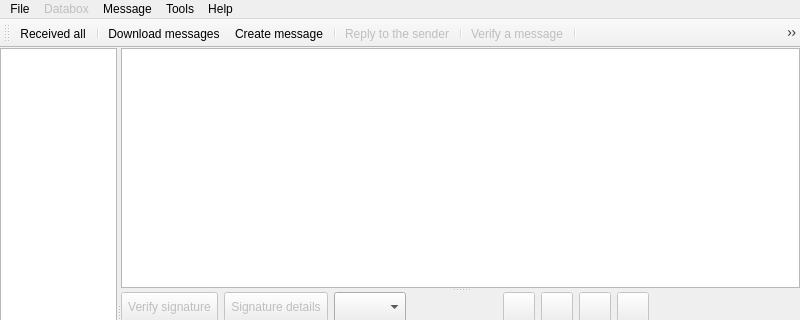
Above: src/gui/ui/datovka.ui from psakar/datovka before the change; both pictures show x 0 to 800 and y 0 to 320 of the 800 by 600 pixel window. Below: the same form after it.
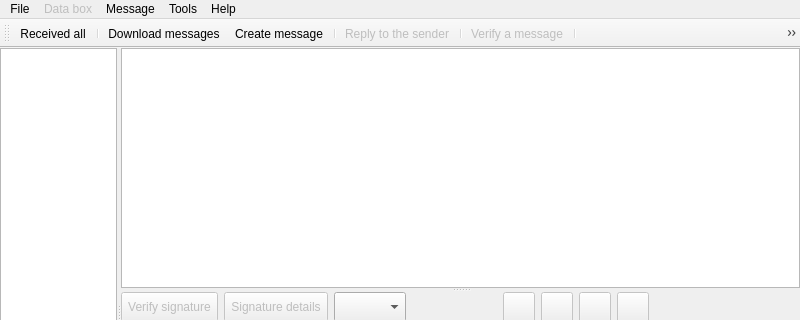
That is the form after the change. Icons and pictures are not drawn.

Commit message: Added Czech translation for 'Databox' top menu item.

Patch:
```diff
--- a/src/gui/ui/datovka.ui
+++ b/src/gui/ui/datovka.ui
@@ -458,7 +458,7 @@
      <bool>false</bool>
     </property>
     <property name="title">
-     <string>Databox</string>
+     <string>Data box</string>
     </property>
     <addaction name="actionGet_messages"/>
     <addaction name="actionSend_message"/>
```
The commit also changes 2 other files.
